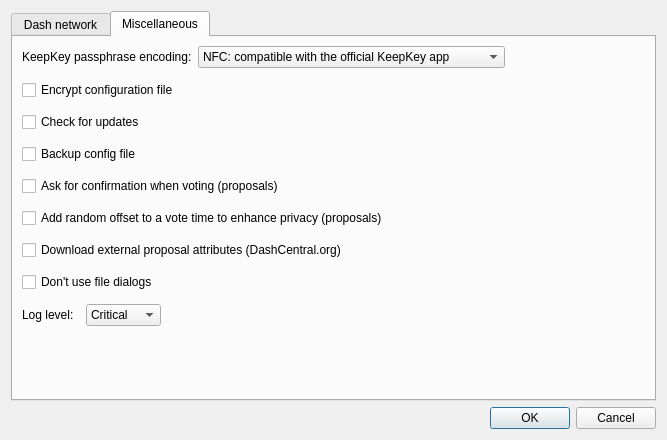
This is src/ui/ui_config_dlg.ui in Bertrand256/dash-masternode-tool as Qt 5 draws it before an edit. The edited form follows.
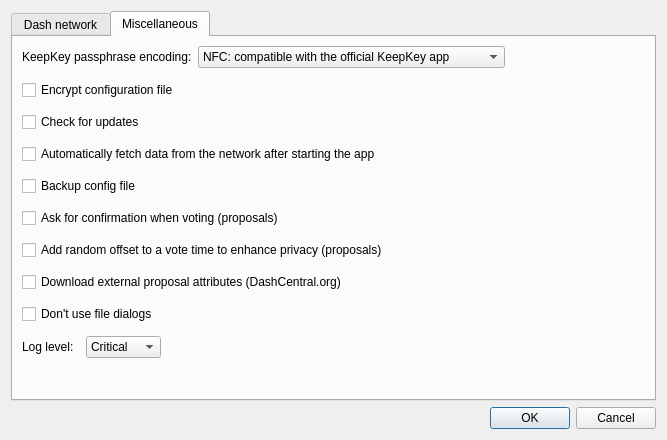
This is the edited form. The open tabs and pages were chosen to show the change.

What changed in the file:
```diff
--- a/src/ui/ui_config_dlg.ui
+++ b/src/ui/ui_config_dlg.ui
@@ -397,6 +397,13 @@
          </property>
         </widget>
        </item>
+       <item>
+        <widget class="QCheckBox" name="chbFetchDataAfterStart">
+         <property name="text">
+          <string>Automatically fetch data from the network after starting the app</string>
+         </property>
+        </widget>
+       </item>
        <item>
         <widget class="QCheckBox" name="chbBackupConfigFile">
          <property name="toolTip">
```
